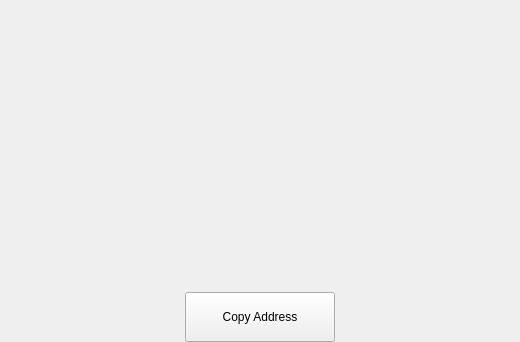
This is src/qt/forms/receivetokenpage.ui in shaileshnift/UIDD as Qt 5 draws it before an edit. The edited form follows.
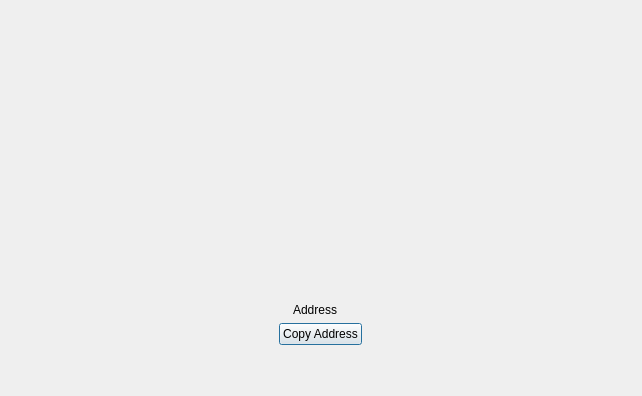
This is the edited form. Custom widgets are drawn as their Qt base class.

What changed in the file:
```diff
--- a/src/qt/forms/receivetokenpage.ui
+++ b/src/qt/forms/receivetokenpage.ui
@@ -1,7 +1,7 @@
 <?xml version="1.0" encoding="UTF-8"?>
 <ui version="4.0">
  <class>ReceiveTokenPage</class>
- <widget class="QWidget" name="ReceiveTokenPage">
+ <widget class="QDialog" name="ReceiveTokenPage">
   <property name="enabled">
    <bool>true</bool>
   </property>
@@ -9,37 +9,87 @@
    <rect>
     <x>0</x>
     <y>0</y>
-    <width>520</width>
-    <height>342</height>
+    <width>642</width>
+    <height>396</height>
    </rect>
   </property>
   <property name="windowTitle">
-   <string>Form</string>
+   <string>Receive</string>
   </property>
-  <layout class="QVBoxLayout" name="verticalLayout">
+  <layout class="QVBoxLayout" name="verticalLayout_4">
    <property name="leftMargin">
+    <number>30</number>
+   </property>
+   <property name="topMargin">
+    <number>30</number>
+   </property>
+   <property name="rightMargin">
+    <number>30</number>
+   </property>
+   <property name="bottomMargin">
+    <number>30</number>
+   </property>
+   <item>
+    <spacer name="verticalSpacer">
+     <property name="orientation">
+      <enum>Qt::Vertical</enum>
+     </property>
+     <property name="sizeHint" stdset="0">
+      <size>
+       <width>17</width>
+       <height>13</height>
+      </size>
+     </property>
+    </spacer>
+   </item>
+   <item alignment="Qt::AlignHCenter">
+    <widget class="QWidget" name="widgetQRMargin" native="true">
+     <layout class="QVBoxLayout" name="verticalLayout_3">
+      <property name="spacing">
+       <number>0</number>
+      </property>
+      <property name="leftMargin">
     <number>40</number>
    </property>
+      <property name="topMargin">
+       <number>40</number>
+      </property>
    <property name="rightMargin">
     <number>40</number>
    </property>
    <property name="bottomMargin">
+       <number>40</number>
+      </property>
+      <item>
+       <widget class="QWidget" name="widgetQRFrame" native="true">
+        <layout class="QVBoxLayout" name="verticalLayout_2">
+         <property name="spacing">
     <number>0</number>
    </property>
+         <property name="leftMargin">
+          <number>0</number>
+         </property>
+         <property name="topMargin">
+          <number>0</number>
+         </property>
+         <property name="rightMargin">
+          <number>0</number>
+         </property>
+         <property name="bottomMargin">
+          <number>0</number>
+         </property>
    <item>
-    <layout class="QHBoxLayout" name="horizontalLayout_2">
-     <item>
-      <widget class="QLabel" name="lblQRCode">
+          <widget class="QRImageWidget" name="lblQRCode">
        <property name="minimumSize">
         <size>
-         <width>200</width>
-         <height>220</height>
+             <width>170</width>
+             <height>170</height>
         </size>
        </property>
        <property name="maximumSize">
         <size>
-         <width>200</width>
-         <height>220</height>
+             <width>170</width>
+             <height>170</height>
         </size>
        </property>
        <property name="text">
@@ -51,68 +101,93 @@
       </widget>
      </item>
     </layout>
-   </item>
+       </widget>
+      </item>
+     </layout>
+    </widget>
+   </item>
    <item>
-    <spacer name="verticalSpacer">
+    <widget class="QWidget" name="widgetAddress" native="true">
+     <layout class="QVBoxLayout" name="verticalLayout">
+      <item>
+       <layout class="QHBoxLayout" name="horizontalLayout_2">
+        <item>
+         <spacer name="horizontalSpacer_4">
      <property name="orientation">
-      <enum>Qt::Vertical</enum>
-     </property>
-     <property name="sizeType">
-      <enum>QSizePolicy::Expanding</enum>
-     </property>
+           <enum>Qt::Horizontal</enum>
+          </property>
      <property name="sizeHint" stdset="0">
       <size>
-       <width>20</width>
+            <width>10</width>
        <height>10</height>
       </size>
      </property>
     </spacer>
    </item>
    <item>
-    <layout class="QHBoxLayout" name="horizontalLayout">
+         <widget class="QLabel" name="labelTokenAddressText">
+          <property name="text">
+           <string>Address</string>
+          </property>
+         </widget>
+        </item>
      <item>
-      <spacer name="horizontalSpacer">
+         <widget class="QLabel" name="labelTokenAddress">
+          <property name="text">
+           <string/>
+          </property>
+          <property name="textInteractionFlags">
+           <set>Qt::LinksAccessibleByMouse|Qt::TextSelectableByMouse</set>
+          </property>
+         </widget>
+        </item>
+        <item>
+         <spacer name="horizontalSpacer_5">
        <property name="orientation">
         <enum>Qt::Horizontal</enum>
        </property>
        <property name="sizeHint" stdset="0">
         <size>
-         <width>40</width>
-         <height>20</height>
+            <width>10</width>
+            <height>10</height>
         </size>
        </property>
       </spacer>
      </item>
-     <item>
+       </layout>
+      </item>
+      <item alignment="Qt::AlignHCenter">
       <widget class="QPushButton" name="copyAddressButton">
-       <property name="minimumSize">
-        <size>
-         <width>150</width>
-         <height>50</height>
-        </size>
-       </property>
        <property name="text">
         <string>Copy Address</string>
        </property>
       </widget>
      </item>
+     </layout>
+    </widget>
+   </item>
      <item>
-      <spacer name="horizontalSpacer_2">
+    <spacer name="verticalSpacer_5">
        <property name="orientation">
-        <enum>Qt::Horizontal</enum>
+      <enum>Qt::Vertical</enum>
        </property>
        <property name="sizeHint" stdset="0">
         <size>
-         <width>40</width>
-         <height>20</height>
+       <width>20</width>
+       <height>16</height>
         </size>
        </property>
       </spacer>
      </item>
     </layout>
-   </item>
-  </layout>
  </widget>
+ <customwidgets>
+  <customwidget>
+   <class>QRImageWidget</class>
+   <extends>QLabel</extends>
+   <header>qt/receiverequestdialog.h</header>
+  </customwidget>
+ </customwidgets>
  <resources/>
  <connections/>
 </ui>
```
Lines whose indentation alone changed are shown as unchanged.
